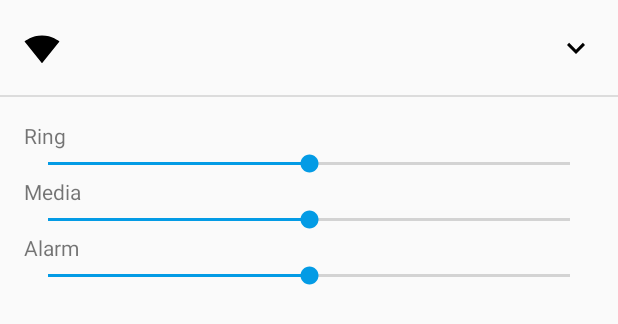
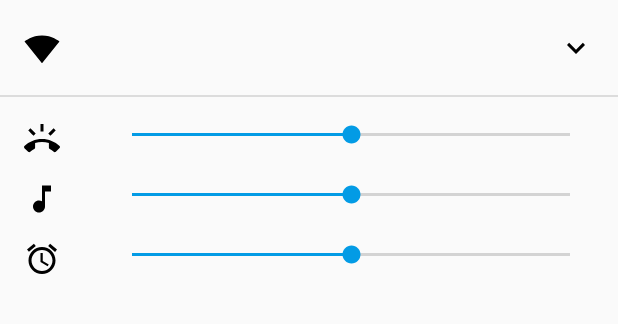
Before and after one commit to yannickschoenthaler/ActivityScheduler, an Android app: the layout rv_add_dialog_item_ringtone.xml on its own in the app's theme, with its tools: preview values and no code run, on a phone screen of 412 x 824 dp. Shown: the top 324 px of the screen. Run offline under Robolectric (Android 15) with nearby library versions, the phone set to English and light mode, and no system bars.

Commit message:
Ringtone layout and blue input field for title

```diff
--- a/app/src/main/java/com/example/yannick/activityscheduler/AddDialog.java
+++ b/app/src/main/java/com/example/yannick/activityscheduler/AddDialog.java
@@ -16,6 +16,7 @@ import android.view.Menu;
 import android.view.MenuInflater;
 import android.view.MenuItem;
 import android.view.View;
+import android.widget.EditText;
 
 import com.example.yannick.activityscheduler.adapter.RvAddDialogAdapter;
 import com.example.yannick.activityscheduler.model.Card;
@@ -42,7 +43,7 @@ public class AddDialog extends AppCompatActivity {
     private RecyclerView rv_activities;
     private RvAddDialogAdapter rv_add_dialog_adapter;
     private LinearLayoutManager rv_layout_manager;
-    private TextInputEditText titleInputField;
+    private EditText titleInputField;
     private Resources resources;
     private FloatingActionButton airplaneButton, bluetoothButton, ringtoneButton, wifiButton, fabAddActivity;
     private HashMap<FloatingActionButton, Boolean> fabCollection;
@@ -101,7 +102,7 @@ public class AddDialog extends AppCompatActivity {
             }
         });
 
-        titleInputField = findViewById(R.id.ti_activity_title);
+        titleInputField = findViewById(R.id.et_activity_title);
 
         card = new Card("", true, null);
 
--- /dev/null
+++ b/app/src/main/res/drawable/ic_alarm_black_24dp.xml
@@ -0,0 +1,9 @@
+<vector xmlns:android="http://schemas.android.com/apk/res/android"
+        android:width="24dp"
+        android:height="24dp"
+        android:viewportWidth="24.0"
+        android:viewportHeight="24.0">
+    <path
+        android:fillColor="#FF000000"
+        android:pathData="M22,5.72l-4.6,-3.86 -1.29,1.53 4.6,3.86L22,5.72zM7.88,3.39L6.6,1.86 2,5.71l1.29,1.53 4.59,-3.85zM12.5,8L11,8v6l4.75,2.85 0.75,-1.23 -4,-2.37L12.5,8zM12,4c-4.97,0 -9,4.03 -9,9s4.02,9 9,9c4.97,0 9,-4.03 9,-9s-4.03,-9 -9,-9zM12,20c-3.87,0 -7,-3.13 -7,-7s3.13,-7 7,-7 7,3.13 7,7 -3.13,7 -7,7z"/>
+</vector>
--- /dev/null
+++ b/app/src/main/res/drawable/ic_music_note_black_24dp.xml
@@ -0,0 +1,9 @@
+<vector xmlns:android="http://schemas.android.com/apk/res/android"
+        android:width="24dp"
+        android:height="24dp"
+        android:viewportWidth="24.0"
+        android:viewportHeight="24.0">
+    <path
+        android:fillColor="#FF000000"
+        android:pathData="M12,3v10.55c-0.59,-0.34 -1.27,-0.55 -2,-0.55 -2.21,0 -4,1.79 -4,4s1.79,4 4,4 4,-1.79 4,-4V7h4V3h-6z"/>
+</vector>
--- /dev/null
+++ b/app/src/main/res/drawable/ic_ring_volume_black_24dp.xml
@@ -0,0 +1,9 @@
+<vector xmlns:android="http://schemas.android.com/apk/res/android"
+        android:width="24dp"
+        android:height="24dp"
+        android:viewportWidth="24.0"
+        android:viewportHeight="24.0">
+    <path
+        android:fillColor="#FF000000"
+        android:pathData="M23.71,16.67C20.66,13.78 16.54,12 12,12 7.46,12 3.34,13.78 0.29,16.67c-0.18,0.18 -0.29,0.43 -0.29,0.71 0,0.28 0.11,0.53 0.29,0.71l2.48,2.48c0.18,0.18 0.43,0.29 0.71,0.29 0.27,0 0.52,-0.11 0.7,-0.28 0.79,-0.74 1.69,-1.36 2.66,-1.85 0.33,-0.16 0.56,-0.5 0.56,-0.9v-3.1c1.45,-0.48 3,-0.73 4.6,-0.73s3.15,0.25 4.6,0.72v3.1c0,0.39 0.23,0.74 0.56,0.9 0.98,0.49 1.87,1.12 2.66,1.85 0.18,0.18 0.43,0.28 0.7,0.28 0.28,0 0.53,-0.11 0.71,-0.29l2.48,-2.48c0.18,-0.18 0.29,-0.43 0.29,-0.71 0,-0.27 -0.11,-0.52 -0.29,-0.7zM21.16,6.26l-1.41,-1.41 -3.56,3.55 1.41,1.41s3.45,-3.52 3.56,-3.55zM13,2h-2v5h2V2zM6.4,9.81L7.81,8.4 4.26,4.84 2.84,6.26c0.11,0.03 3.56,3.55 3.56,3.55z"/>
+</vector>
--- a/app/src/main/res/layout/rv_add_dialog_item_ringtone.xml
+++ b/app/src/main/res/layout/rv_add_dialog_item_ringtone.xml
@@ -4,7 +4,9 @@
     android:layout_width="match_parent"
     android:layout_height="wrap_content">
 
-    <include android:id="@+id/header" layout="@layout/rv_add_dialog_itemheader"/>
+    <include
+        android:id="@+id/header"
+        layout="@layout/rv_add_dialog_itemheader" />
 
     <androidx.constraintlayout.widget.ConstraintLayout
         android:id="@+id/cl_detail"
@@ -15,11 +17,11 @@
         app:layout_constraintRight_toRightOf="parent"
         app:layout_constraintTop_toBottomOf="@+id/header">
 
-        <TextView
-            android:id="@+id/tv_ringtone"
+        <ImageView
+            android:id="@+id/iv_ringtone_volume"
             android:layout_width="wrap_content"
             android:layout_height="wrap_content"
-            android:text="@string/activity_volume_ring"
+            android:src="@drawable/ic_ring_volume_black_24dp"
             app:layout_constraintLeft_toLeftOf="parent"
             app:layout_constraintTop_toTopOf="parent" />
 
@@ -27,47 +29,52 @@
             android:id="@+id/ringtoneBar"
             android:layout_width="0dp"
             android:layout_height="wrap_content"
+            android:layout_marginLeft="@dimen/single_list_item_image_text"
             android:max="100"
             android:progress="50"
-            app:layout_constraintLeft_toLeftOf="parent"
+            app:layout_constraintLeft_toRightOf="@id/iv_ringtone_volume"
             app:layout_constraintRight_toRightOf="parent"
-            app:layout_constraintTop_toBottomOf="@id/tv_ringtone" />
+            app:layout_constraintTop_toTopOf="parent" />
 
-        <TextView
-            android:id="@+id/tv_media"
+        <ImageView
+            android:id="@+id/iv_media_volume"
             android:layout_width="wrap_content"
             android:layout_height="wrap_content"
-            android:text="@string/activity_volume_media"
+            android:src="@drawable/ic_music_note_black_24dp"
             app:layout_constraintLeft_toLeftOf="parent"
-            app:layout_constraintTop_toBottomOf="@id/ringtoneBar" />
+            app:layout_constraintTop_toBottomOf="@id/iv_ringtone_volume"
+            android:layout_marginTop="@dimen/volume_bars_top_margin"/>
 
         <SeekBar
             android:id="@+id/mediaBar"
-            android:layout_width="match_parent"
+            android:layout_width="0dp"
             android:layout_height="wrap_content"
+            android:layout_marginLeft="@dimen/single_list_item_image_text"
             android:max="100"
             android:progress="50"
-            app:layout_constraintLeft_toLeftOf="parent"
+            app:layout_constraintLeft_toRightOf="@id/iv_media_volume"
             app:layout_constraintRight_toRightOf="parent"
-            app:layout_constraintTop_toBottomOf="@id/tv_media"/>
+            app:layout_constraintTop_toTopOf="@id/iv_media_volume" />
 
-        <TextView
-            android:id="@+id/tv_alarm"
+        <ImageView
+            android:id="@+id/iv_alarm_volume"
             android:layout_width="wrap_content"
             android:layout_height="wrap_content"
-            android:text="@string/activity_volume_alarm"
+            android:src="@drawable/ic_alarm_black_24dp"
             app:layout_constraintLeft_toLeftOf="parent"
-            app:layout_constraintTop_toBottomOf="@id/mediaBar" />
+            app:layout_constraintTop_toBottomOf="@id/iv_media_volume"
+            android:layout_marginTop="@dimen/volume_bars_top_margin"/>
 
         <SeekBar
             android:id="@+id/alarmBar"
-            android:layout_width="match_parent"
+            android:layout_width="0dp"
             android:layout_height="wrap_content"
+            android:layout_marginLeft="@dimen/single_list_item_image_text"
             android:max="100"
             android:progress="50"
-            app:layout_constraintLeft_toLeftOf="parent"
+            app:layout_constraintLeft_toRightOf="@id/iv_alarm_volume"
             app:layout_constraintRight_toRightOf="parent"
-            app:layout_constraintTop_toBottomOf="@id/tv_alarm"/>
+            app:layout_constraintTop_toTopOf="@id/iv_alarm_volume" />
     </androidx.constraintlayout.widget.ConstraintLayout>
 
 </androidx.constraintlayout.widget.ConstraintLayout>
--- a/app/src/main/res/values/dimens.xml
+++ b/app/src/main/res/values/dimens.xml
@@ -13,11 +13,14 @@
     <dimen name="cv_button_spacing">8dp</dimen>
     <dimen name="cv_button_stroke_width">2dp</dimen>
 
+    <dimen name="fullscreen_dialog_editText_margin">16dp</dimen>
+
     <dimen name="single_list_item_image_text">32dp</dimen>
     <dimen name="single_list_item_padding">16dp</dimen>
 
+    <dimen name="volume_bars_top_margin">16dp</dimen>
+
     <dimen name="et_corner_radius_0">0dp</dimen>
-
 
     <dimen name="dialog_title_textsize">24sp</dimen>
 </resources>
```
Also changed, not shown: app/src/main/java/com/example/yannick/activityscheduler/adapter/RvAddDialogAdapter.java (+11 -4 lines), app/src/main/res/layout/add_dialog.xml (+29 -3 lines).
